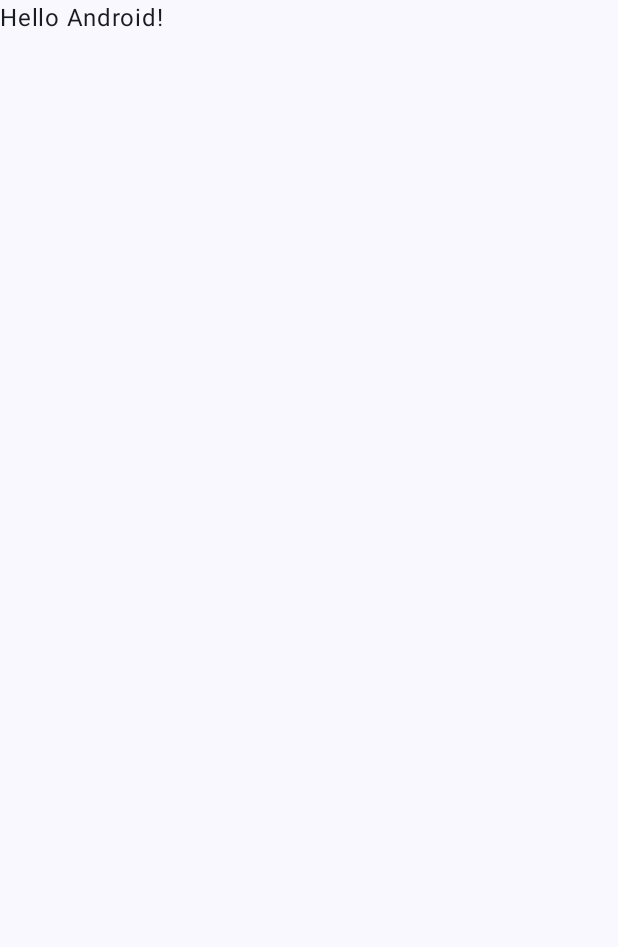
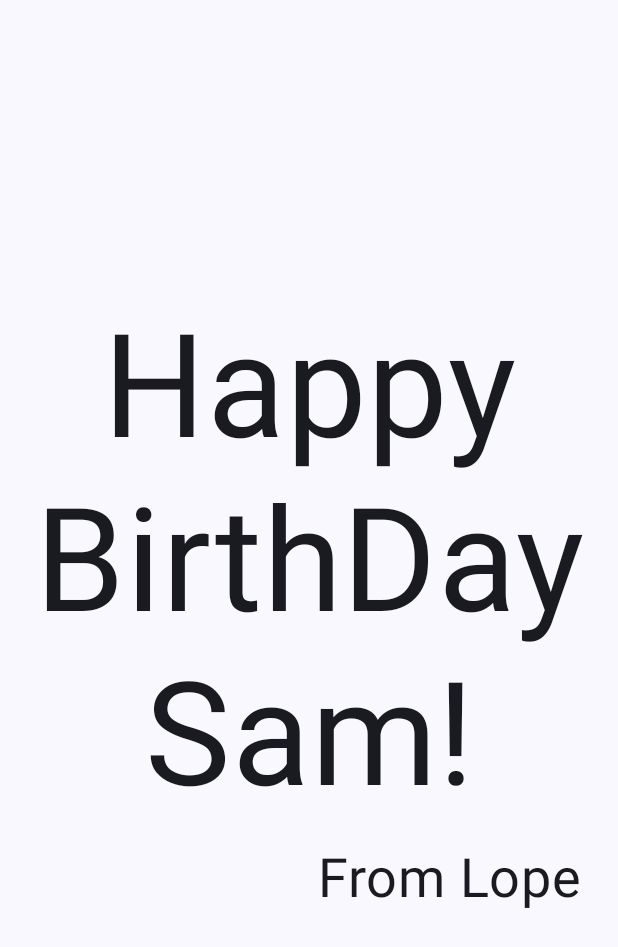
Before and after one commit to loban-0409/Compose-Codelabs, an Android app built with Jetpack Compose: the screen it shows after launch (MainActivity), on a phone screen of 412 x 824 dp. Before the commit the part shown is almost empty. Shown: the top 947 px of the screen. Run offline under Robolectric (Android 15) with nearby library versions, the phone set to English and light mode, and no system bars.

Commit message:
feat: happybirthday 카드 만들기

```diff
--- a/Basics/app/src/main/java/com/loban/basics/MainActivity.kt
+++ b/Basics/app/src/main/java/com/loban/basics/MainActivity.kt
@@ -3,13 +3,20 @@ package com.loban.basics
 import android.os.Bundle
 import androidx.activity.ComponentActivity
 import androidx.activity.compose.setContent
+import androidx.compose.foundation.layout.Arrangement
+import androidx.compose.foundation.layout.Column
 import androidx.compose.foundation.layout.fillMaxSize
+import androidx.compose.foundation.layout.padding
 import androidx.compose.material3.MaterialTheme
 import androidx.compose.material3.Surface
 import androidx.compose.material3.Text
 import androidx.compose.runtime.Composable
+import androidx.compose.ui.Alignment
 import androidx.compose.ui.Modifier
+import androidx.compose.ui.text.style.TextAlign
 import androidx.compose.ui.tooling.preview.Preview
+import androidx.compose.ui.unit.dp
+import androidx.compose.ui.unit.sp
 import com.loban.basics.ui.theme.BasicsTheme
 
 class MainActivity : ComponentActivity() {
@@ -20,9 +27,9 @@ class MainActivity : ComponentActivity() {
                 // A surface container using the 'background' color from the theme
                 Surface(
                     modifier = Modifier.fillMaxSize(),
-                    color = MaterialTheme.colorScheme.background
+                    color = MaterialTheme.colorScheme.background,
                 ) {
-                    Greeting("Android")
+                    GreetingText(message = "Happy BirthDay Sam!", from = "From Lope")
                 }
             }
         }
@@ -30,17 +37,31 @@ class MainActivity : ComponentActivity() {
 }
 
 @Composable
-fun Greeting(name: String, modifier: Modifier = Modifier) {
-    Text(
-        text = "Hello $name!",
-        modifier = modifier
-    )
+fun GreetingText(message: String, from: String, modifier: Modifier = Modifier) {
+    Column(
+        verticalArrangement = Arrangement.Center,
+        modifier = modifier.padding(8.dp),
+    ) {
+        Text(
+            text = message,
+            fontSize = 96.sp,
+            lineHeight = 116.sp,
+            textAlign = TextAlign.Center,
+        )
+        Text(
+            text = from,
+            fontSize = 36.sp,
+            modifier = Modifier
+                .padding(16.dp)
+                .align(alignment = Alignment.End),
+        )
+    }
 }
 
 @Preview(showBackground = true)
 @Composable
 fun GreetingPreview() {
     BasicsTheme {
-        Greeting("Android")
+        GreetingText(message = "Happy BirthDay Sam!", from = "From Lope")
     }
 }
```
